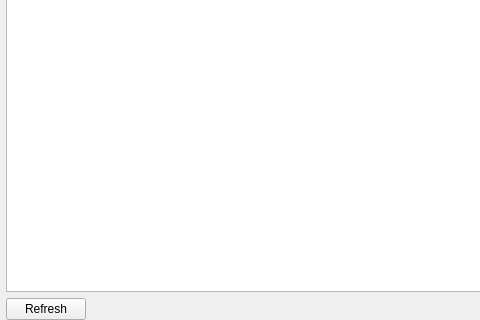
Qt form src/Form_Files/DryRunReplace.ui (Sigil-Ebook/Sigil) before a commit; both pictures show x 0 to 480 and y 280 to 600 of the 800 by 600 pixel window.
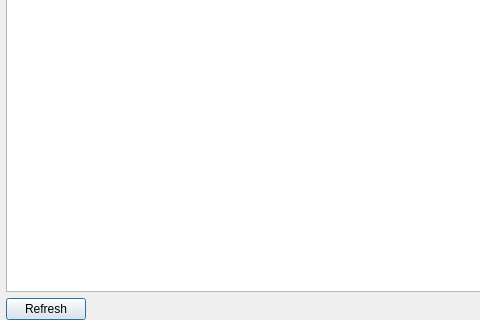
The same form after that commit.

Commit message: try playing with headers to see if that matters

What changed in the file:
```diff
--- a/src/Form_Files/DryRunReplace.ui
+++ b/src/Form_Files/DryRunReplace.ui
@@ -1,7 +1,7 @@
 <?xml version="1.0" encoding="UTF-8"?>
 <ui version="4.0">
  <class>DryRunReplace</class>
- <widget class="QWidget" name="DryRunReplace">
+ <widget class="QDialog" name="DryRunReplace">
   <property name="geometry">
    <rect>
     <x>0</x>
```
Left out of the diff: 3 changed lines with no effect on the pictures. The commit also changes 2 other files.
